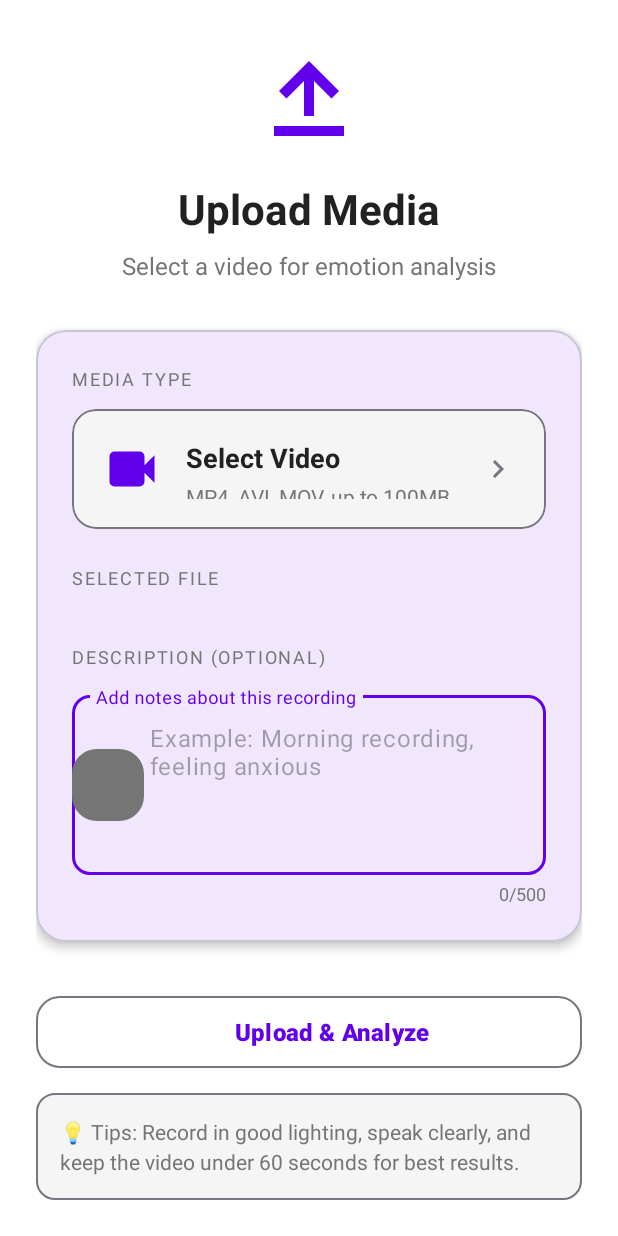
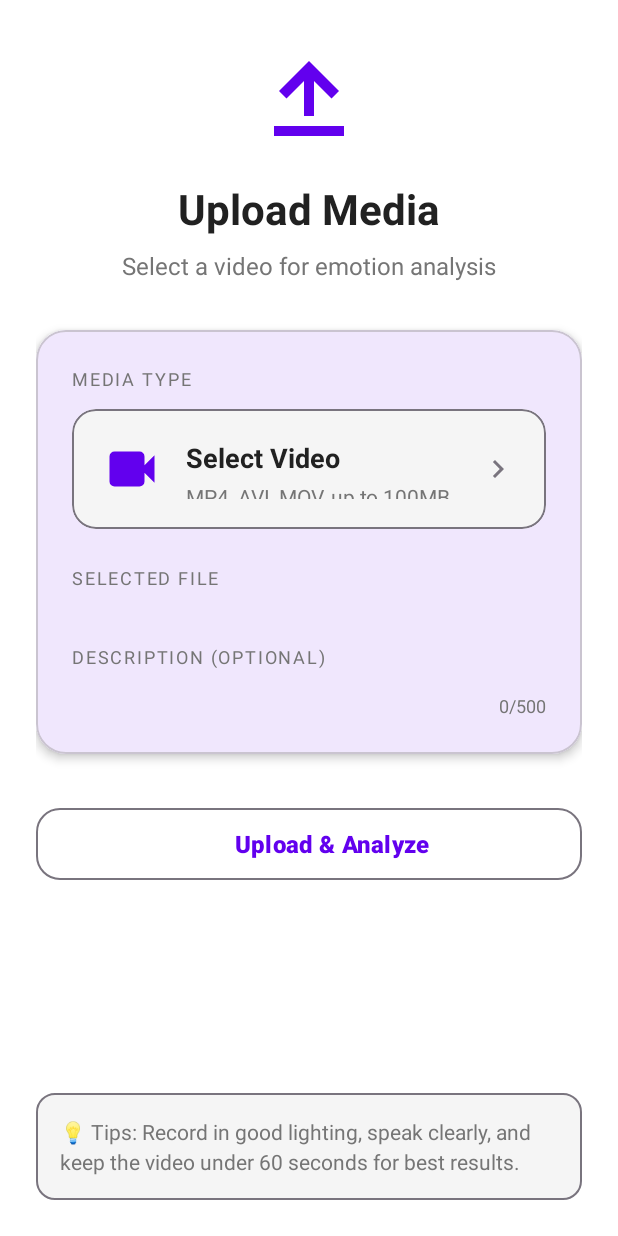
Before and after one commit to DreamfortiX/Distress_Detection, an Android app: the Record_Video screen opened directly, with no data from a screen before it, on a phone screen of 412 x 824 dp. Run offline under Robolectric (Android 15) with nearby library versions, the phone set to English and light mode, and no system bars; libraries missing offline, so code that uses them is left out: androidx.camera.core, androidx.camera.lifecycle, androidx.camera.video.

Commit message:
complete project

```diff
--- a/app/src/main/java/com/example/Record_Video.kt
+++ b/app/src/main/java/com/example/Record_Video.kt
@@ -86,7 +86,6 @@ class Record_Video : AppCompatActivity() {
         btnSelectVideo = findViewById(R.id.btnSelectVideo)
         btnUpload = findViewById(R.id.btnUpload)
         tvSelectedFile = findViewById(R.id.tvSelectedFile)
-        etDescription = findViewById(R.id.etDescription)
         tvProgress = findViewById(R.id.tvProgress)
 
         btnSelectVideo.setOnClickListener {
--- a/app/src/main/res/layout/activity_record_video.xml
+++ b/app/src/main/res/layout/activity_record_video.xml
@@ -220,29 +220,6 @@
                 android:layout_marginTop="24dp"
                 android:layout_marginBottom="12dp" />
 
-            <com.google.android.material.textfield.TextInputLayout
-                android:id="@+id/textInputLayout"
-                style="@style/Widget.Material3.TextInputLayout.OutlinedBox"
-                android:layout_width="match_parent"
-                android:layout_height="wrap_content"
-                android:hint="Add notes about this recording"
-                app:boxCornerRadiusBottomEnd="12dp"
-                app:boxCornerRadiusBottomStart="12dp"
-                app:boxCornerRadiusTopEnd="12dp"
-                app:boxCornerRadiusTopStart="12dp"
-                app:endIconMode="clear_text"
-                app:startIconDrawable="@drawable/ic_note">
-
-                <com.google.android.material.textfield.TextInputEditText
-                    android:id="@+id/etDescription"
-                    android:layout_width="match_parent"
-                    android:layout_height="120dp"
-                    android:inputType="textMultiLine"
-                    android:maxLines="5"
-                    android:gravity="top"
-                    android:textColor="@color/text_primary"
-                    android:hint="Example: Morning recording, feeling anxious" />
-            </com.google.android.material.textfield.TextInputLayout>
 
             <!-- Character Counter -->
             <TextView
@@ -263,7 +240,7 @@
         android:layout_width="0dp"
         android:layout_height="56dp"
         android:layout_marginTop="32dp"
-        android:text="Upload &amp; Analyze"
+        android:text="@string/upload_amp_analyze"
         android:textSize="16sp"
         android:textStyle="bold"
         app:icon="@drawable/ic_analysis"
--- a/app/src/main/res/values/strings.xml
+++ b/app/src/main/res/values/strings.xml
@@ -5,4 +5,5 @@
     <string name="filter_high_confidence">High Confidence (&gt;80%)</string>
     <string name="filter_medium_confidence">Medium Confidence (60-80%)</string>
     <string name="filter_low_confidence">Low Confidence (&lt;60%)</string>
+    <string name="upload_amp_analyze"><![CDATA[Upload & Analyze]]></string>
 </resources>
```
